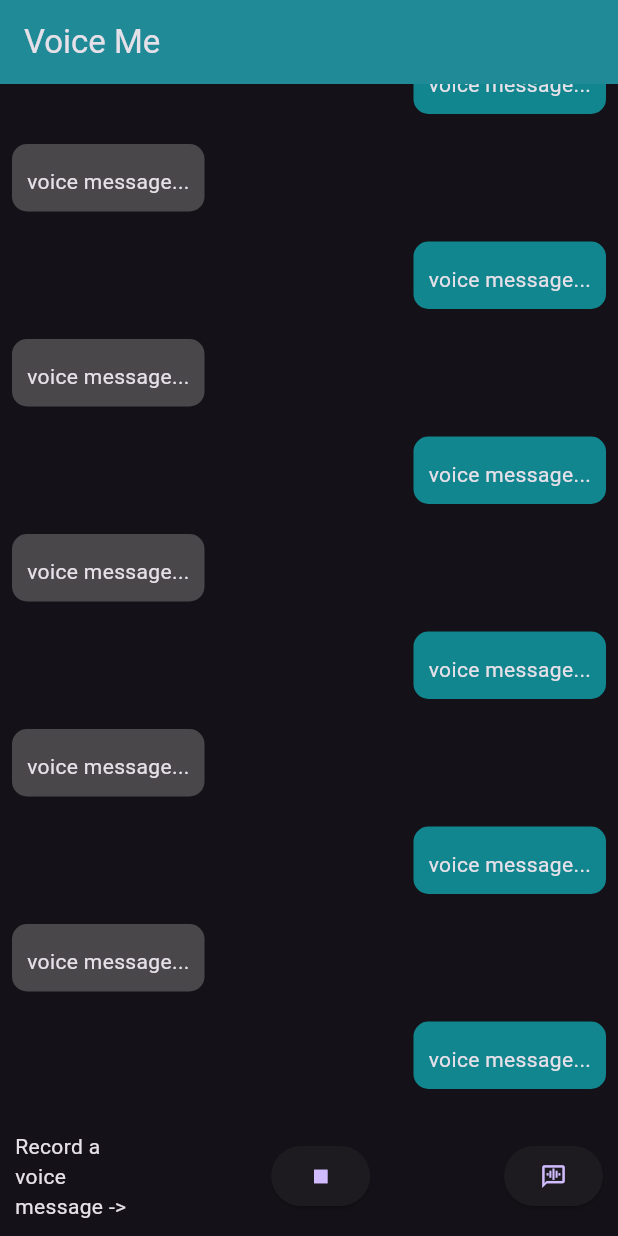
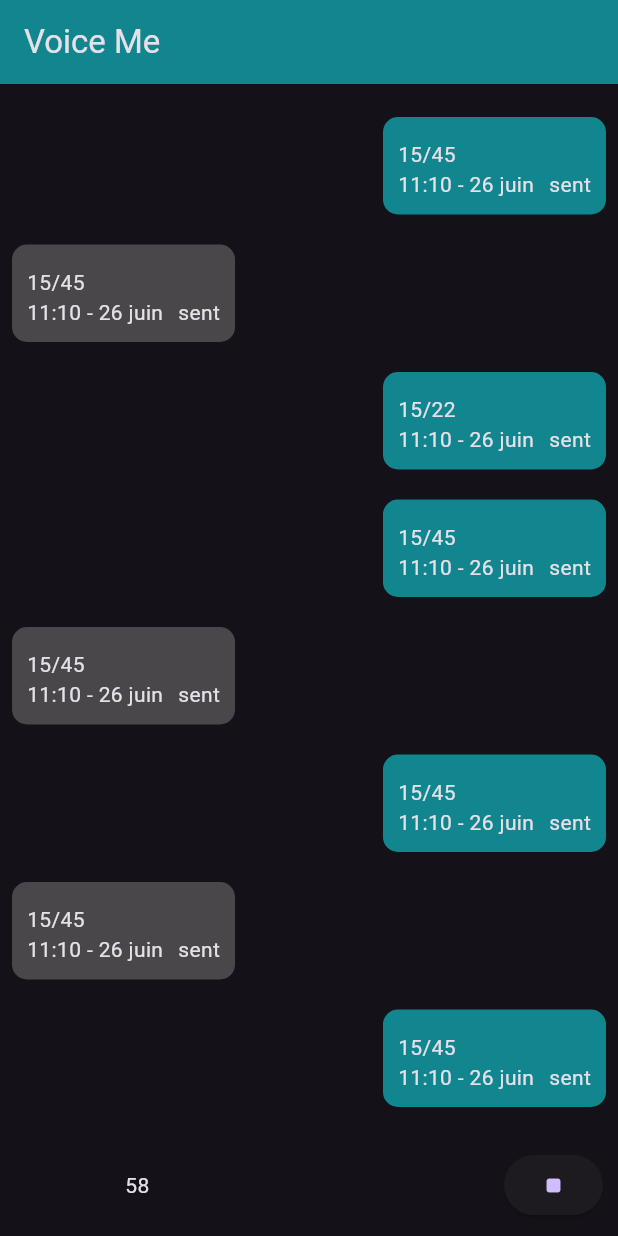
Before and after one commit to ahmed-debbech/voiceme, a Flutter app: the screen it shows after launch, after a tap on the "voice chat" icon, on a phone screen of 412 x 824 dp. Run offline on Flutter 3.47's test engine with Material 3 defaults, Android fonts, the phone set to English and light mode, and no system bars; missing offline and left inert: record.

Commit message:
Add message list and model with servioce

```diff
--- /dev/null
+++ b/lib/backend/MessageBackend.dart
@@ -0,0 +1,20 @@
+import 'package:voiceme/model/MessageModel.dart';
+
+class MessageBackend{
+  Future<List<MessageModel>> getOfToday() async{
+    //get date of today
+    //get messages from db
+    List<MessageModel> list  = [];
+    list.add(MessageModel(duration: "15/45", isByMe: true, date: "11:10 - 26 juin", status: "sent"));
+    list.add(MessageModel(duration: "15/45", isByMe: false, date: "11:10 - 26 juin", status: "sent"));
+    list.add(MessageModel(duration: "15/45", isByMe: true, date: "11:10 - 26 juin", status: "sent"));
+    list.add(MessageModel(duration: "15/45", isByMe: false, date: "11:10 - 26 juin", status: "sent"));
+    list.add(MessageModel(duration: "15/45", isByMe: true, date: "11:10 - 26 juin", status: "sent"));
+    list.add(MessageModel(duration: "15/22", isByMe: true, date: "11:10 - 26 juin", status: "sent"));
+    list.add(MessageModel(duration: "15/45", isByMe: false, date: "11:10 - 26 juin", status: "sent"));
+    list.add(MessageModel(duration: "15/45", isByMe: true, date: "11:10 - 26 juin", status: "sent"));
+
+
+    return list;
+  }
+}
--- /dev/null
+++ b/lib/globals.dart
@@ -0,0 +1 @@
+int numOfSecOfRec=59;
--- a/lib/logic/recording_mobile.dart
+++ b/lib/logic/recording_mobile.dart
@@ -1,7 +1,6 @@
 import 'dart:convert';
 import 'dart:io';
 import 'package:http/http.dart' as http;
-import 'dart:html' as html;
 import 'package:path_provider/path_provider.dart';
 
 import 'package:record/record.dart';
--- a/lib/logic/recording_web.dart
+++ /dev/null
@@ -1,44 +0,0 @@
-import 'dart:convert';
-import 'dart:typed_data';
-
-import 'package:record/record.dart';
-import 'package:http/http.dart' as http;
-import 'dart:html' as html;
-
-Future<void> webRecStart(AudioRecorder record) async {
-  // Check and request permission if needed
-  if (await record.hasPermission()) {
-    // Start recording to file
-    try {
-      await record.start(const RecordConfig(encoder: AudioEncoder.opus),
-          path: '/home/swared/myFile.m4a');
-    } catch (e) {
-      print(e.toString());
-    }
-  }
-}
-
-Future<void> webRecStop(AudioRecorder record) async {
-  try {
-    final path = await record.stop();
-    print(path);
-    final uri = Uri.file(path!.substring(5));
-    final response = await html.HttpRequest.request(uri.toString(),
-        responseType: 'arraybuffer');
-    final contents = response.response as ByteBuffer;
-
-    String base = base64Encode(contents.asUint8List());
-    print(base);
-    final res = await http.post(
-      Uri.parse("http://localhost:3000/string"),
-      headers: <String, String>{
-        'Content-Type': 'application/json; charset=UTF-8',
-      },
-      body: jsonEncode(<String, dynamic>{
-        'string': base,
-      }),
-    );
-  } catch (e) {
-    print(e.toString());
-  }
-}
--- a/lib/main.dart
+++ b/lib/main.dart
@@ -1,6 +1,6 @@
 import 'package:flutter/material.dart';
 import 'package:voiceme/parts/VoiceComposer.dart';
-import 'package:voiceme/parts/list_msgs.dart';
+import 'package:voiceme/parts/ListMessages.dart';
 
 void main() {
   runApp(const MyApp());
--- /dev/null
+++ b/lib/model/MessageModel.dart
@@ -0,0 +1,12 @@
+class MessageModel{
+  late String duration;
+  late String date;
+  late String status;
+  late bool isByMe;
+
+  MessageModel({required this.duration,required this.date,required this.status, required this.isByMe});
+
+  factory MessageModel.fromJson(Map<String, dynamic> json) {
+    return MessageModel(duration: json["duration"], date: json["date"], status: json["status"], isByMe: json["isByMe"]);
+  }
+}
--- /dev/null
+++ b/lib/parts/ListMessages.dart
@@ -0,0 +1,43 @@
+import 'package:flutter/material.dart';
+import 'package:voiceme/backend/MessageBackend.dart';
+import 'package:voiceme/parts/Message.dart';
+import 'package:voiceme/model/MessageModel.dart';
+
+class ListMessages extends StatefulWidget {
+
+  List<MessageModel> messages = [];
+
+  ListMessages({super.key});
+  @override
+  State<StatefulWidget> createState() => _ListMessagesState();
+}
+
+class _ListMessagesState extends State<ListMessages> {
+
+  MessageBackend messageBackend = MessageBackend();
+  List<Message> ui = [];
+
+  @override
+  void initState(){
+    loadNewMessages();
+  }
+
+  Future<void> loadNewMessages()async {
+    List<MessageModel> list = await messageBackend.getOfToday();
+    for (MessageModel mm in list){
+      setState(() => {ui.add(Message(sentByMe: mm.isByMe, duration: mm.duration, date: mm.date, status: mm.status,))});    }
+  }
+
+  @override
+  Widget build(BuildContext context) {
+
+    return Flexible(
+      child: ListView.builder(
+        padding: EdgeInsets.all(8.0),
+        reverse: true,
+        itemBuilder: (_, int index) => ui[index],
+        itemCount: ui.length,
+      ),
+    );
+  }
+}
--- /dev/null
+++ b/lib/parts/Message.dart
@@ -0,0 +1,51 @@
+import 'package:flutter/material.dart';
+
+class Message extends StatelessWidget {
+  late String duration;
+  late String date;
+  late String status;
+  late bool sentByMe;
+
+  Message({required this.duration, required this.sentByMe, required this.date, required this.status});
+
+  @override
+  Widget build(BuildContext context) {
+    return Container(
+      margin: const EdgeInsets.symmetric(vertical: 10.0),
+      child: Row(
+        crossAxisAlignment: CrossAxisAlignment.start,
+        mainAxisAlignment:
+            sentByMe ? MainAxisAlignment.end : MainAxisAlignment.start,
+        children: <Widget>[
+          Container(
+            margin: sentByMe
+                ? const EdgeInsets.only(left: 16.0)
+                : const EdgeInsets.only(right: 16.0),
+            padding: const EdgeInsets.all(10.0),
+            decoration: BoxDecoration(
+              color: sentByMe
+                  ? Color.fromARGB(255, 17, 134, 142)
+                  : Color.fromARGB(255, 73, 71, 74),
+              borderRadius: BorderRadius.circular(10.0),
+            ),
+            child: Column(
+              crossAxisAlignment: CrossAxisAlignment.start,
+              children: <Widget>[
+                Container(
+                  margin: const EdgeInsets.only(top: 5.0),
+                  child: Text(duration),
+                ),
+                Row(
+                    children: [
+                      Text(date),
+                      SizedBox(width: 10,),
+                      Text(status)
+                    ])
+              ],
+            ),
+          ),
+        ],
+      ),
+    );
+  }
+}
--- a/lib/parts/VoiceComposer.dart
+++ b/lib/parts/VoiceComposer.dart
@@ -1,7 +1,6 @@
+import 'dart:async';
 import 'dart:convert';
 import 'dart:io' show Platform;
-import 'dart:js' as js;
-import 'dart:js_util' as js_util;
 
 import 'package:flutter/foundation.dart' show Uint8List, kIsWeb;
 
@@ -10,6 +9,7 @@ import 'package:record/record.dart';
 import 'package:http/http.dart' as http;
 import 'package:voiceme/logic/recording_mobile.dart';
 import 'package:voiceme/logic/recording_web.dart';
+import 'package:voiceme/globals.dart' as globals;
 
 class VoiceComposer extends StatefulWidget {
   const VoiceComposer({super.key});
@@ -21,23 +21,45 @@ class VoiceComposer extends StatefulWidget {
 class _VoiceComposerState extends State<VoiceComposer> {
   //final FlutterSoundRecorder _myRecorder = FlutterSoundRecorder();
   late AudioRecorder record;
-  late js.JsObject audioRecorder;
+  //late js.JsObject audioRecorder;
+  int _counter = globals.numOfSecOfRec;
+  late Timer _timer;
+
+  bool isRecording = false;
 
   @override
   void initState() {
-    //record = AudioRecorder();
-    audioRecorder = js.JsObject(js.context['AudioRecorder']);
+    record = AudioRecorder();
+    //audioRecorder = js.JsObject(js.context['AudioRecorder']);
+    super.initState();
+  }
 
-    super.initState();
+  void startTimer() {
+    const oneSec = Duration(seconds: 1);
+    _timer = Timer.periodic(oneSec, (Timer timer) {
+      if (_counter == 0) {
+        resetTimer();
+        _stopRec();
+      } else {
+        setState(() {
+          _counter--;
+        });
+      }
+    });
+  }
+  void resetTimer(){
+    _timer.cancel();
+    setState(() => _counter = globals.numOfSecOfRec);
   }
 
   @override
   void dispose() {
-    //record.dispose();
+    record.dispose();
+    _timer.cancel();
     super.dispose();
   }
 
-  void stopRecording() async {
+  /*void stopRecording() async {
     try {
       var blob = await audioRecorder.callMethod('stop') as js.JsObject;
       var data = await blob.callMethod('arrayBuffer') as Uint8List;
@@ -46,23 +68,27 @@ class _VoiceComposerState extends State<VoiceComposer> {
     } catch (e) {
       print('Error stopping recording: $e');
     }
-  }
+  }*/
 
   Future<void> _startRec() async {
+    setState(() => isRecording = true);
     if (kIsWeb) {
       //webRecStart(record);
-      audioRecorder.callMethod('start');
+      //audioRecorder.callMethod('start');
     } else if (Platform.isAndroid) {
-      mobileRecStart(record);
+      await mobileRecStart(record);
     }
+    startTimer();
   }
 
   Future<void> _stopRec() async {
+    setState(() => isRecording = false);
+    resetTimer();
     if (kIsWeb) {
       //webRecStop(record);
-      stopRecording();
+      //stopRecording();
     } else if (Platform.isAndroid) {
-      mobileRecStop(record);
+      await mobileRecStop(record);
     }
   }
 
@@ -74,10 +100,12 @@ class _VoiceComposerState extends State<VoiceComposer> {
         Expanded(
           child: Container(
             alignment: Alignment.center,
-            child: Text('Record a voice message ->'),
+            child:
+            (!isRecording)? Text('Record a voice message ->')
+            : Text(_counter.toString())
           ),
         ),
-        Spacer(),
+        /*Spacer(),
         Expanded(
           child: Container(
             alignment: Alignment.center,
@@ -87,15 +115,20 @@ class _VoiceComposerState extends State<VoiceComposer> {
                 },
                 child: Icon(Icons.stop)),
           ),
-        ),
+        ),*/
         Spacer(),
         Container(
             alignment: Alignment.centerRight,
             child: ElevatedButton(
                 onPressed: () {
-                  _startRec();
+                  if (!isRecording)
+                    _startRec();
+                  else
+                    _stopRec();
                 },
-                child: Icon(Icons.voice_chat))),
+                child: (!isRecording)
+                    ? Icon(Icons.voice_chat)
+                    : Icon(Icons.stop_rounded))),
       ],
     );
   }
--- a/lib/parts/list_msgs.dart
+++ /dev/null
@@ -1,91 +0,0 @@
-import 'package:flutter/material.dart';
-
-class ListMessages extends StatefulWidget {
-  const ListMessages({super.key});
-  @override
-  State<StatefulWidget> createState() => _ListMessagesState();
-}
-
-class _ListMessagesState extends State<ListMessages> {
-  final List<Message> _messages = [];
-
-  @override
-  Widget build(BuildContext context) {
-    _messages.add(Message(text: "voice message...", sentByMe: true));
-
-    _messages.add(Message(text: "voice message...", sentByMe: false));
-
-    _messages.add(Message(text: "voice message...", sentByMe: true));
-
-    _messages.add(Message(text: "voice message...", sentByMe: false));
-    _messages.add(Message(text: "voice message...", sentByMe: true));
-
-    _messages.add(Message(text: "voice message...", sentByMe: false));
-    _messages.add(Message(text: "voice message...", sentByMe: true));
-
-    _messages.add(Message(text: "voice message...", sentByMe: false));
-    _messages.add(Message(text: "voice message...", sentByMe: true));
-
-    _messages.add(Message(text: "voice message...", sentByMe: false));
-    _messages.add(Message(text: "voice message...", sentByMe: true));
-
-    _messages.add(Message(text: "voice message...", sentByMe: false));
-    _messages.add(Message(text: "voice message...", sentByMe: true));
-    _messages.add(Message(text: "voice message...", sentByMe: false));
-    _messages.add(Message(text: "voice message...", sentByMe: false));
-
-    _messages.add(Message(text: "voice message...", sentByMe: false));
-
-    return Flexible(
-      child: ListView.builder(
-        padding: EdgeInsets.all(8.0),
-        reverse: true,
-        itemBuilder: (_, int index) => _messages[index],
-        itemCount: _messages.length,
-      ),
-    );
-  }
-}
-
-class Message extends StatelessWidget {
-  final String text;
-  final bool sentByMe;
-
-  Message({required this.text, required this.sentByMe});
-
-  @override
-  Widget build(BuildContext context) {
-    return Container(
-      margin: const EdgeInsets.symmetric(vertical: 10.0),
-      child: Row(
-        crossAxisAlignment: CrossAxisAlignment.start,
-        mainAxisAlignment:
-            sentByMe ? MainAxisAlignment.end : MainAxisAlignment.start,
-        children: <Widget>[
-          Container(
-            margin: sentByMe
-                ? const EdgeInsets.only(left: 16.0)
-                : const EdgeInsets.only(right: 16.0),
-            padding: const EdgeInsets.all(10.0),
-            decoration: BoxDecoration(
-              color: sentByMe
-                  ? Color.fromARGB(255, 17, 134, 142)
-                  : Color.fromARGB(255, 73, 71, 74),
-              borderRadius: BorderRadius.circular(10.0),
-            ),
-            child: Column(
-              crossAxisAlignment:
-                  sentByMe ? CrossAxisAlignment.end : CrossAxisAlignment.start,
-              children: <Widget>[
-                Container(
-                  margin: const EdgeInsets.only(top: 5.0),
-                  child: Text(text),
-                ),
-              ],
-            ),
-          ),
-        ],
-      ),
-    );
-  }
-}
--- a/pubspec.yaml
+++ b/pubspec.yaml
@@ -35,9 +35,9 @@ dependencies:
   # The following adds the Cupertino Icons font to your application.
   # Use with the CupertinoIcons class for iOS style icons.
   cupertino_icons: ^1.0.2
-  flutter_sound: ^9.2.13
   record: ^5.0.5
   http: ^1.2.0
+  path_provider: ^2.1.3
 
 dev_dependencies:
   flutter_test:
```
Also changed, not shown: pubspec.lock.
